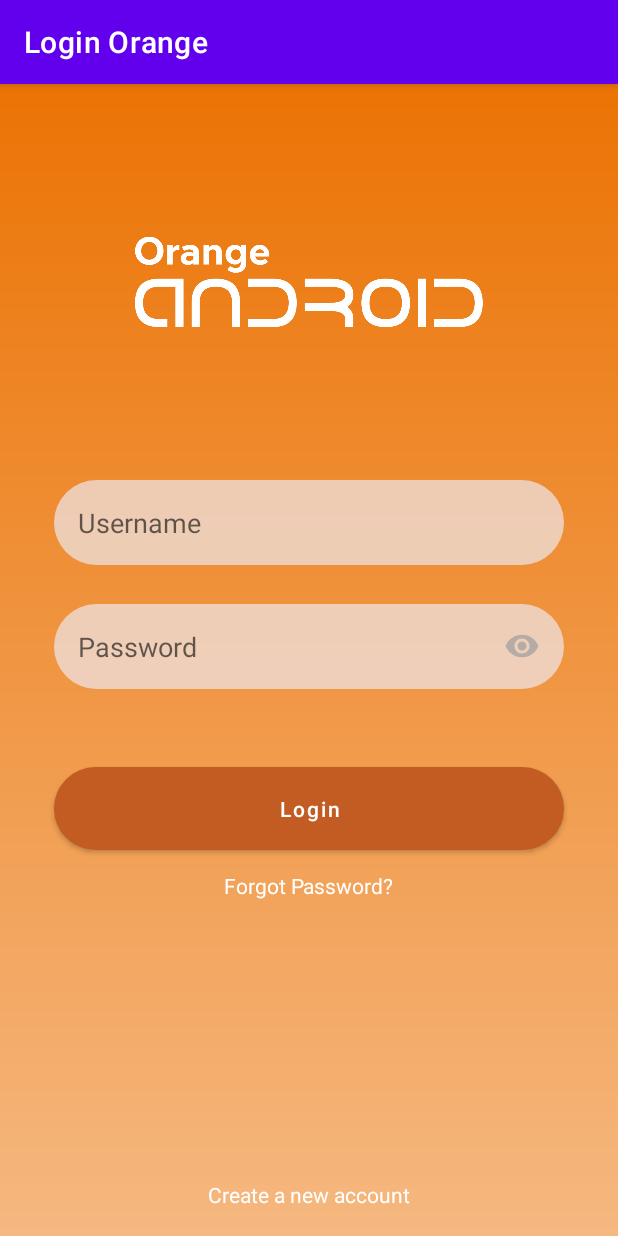
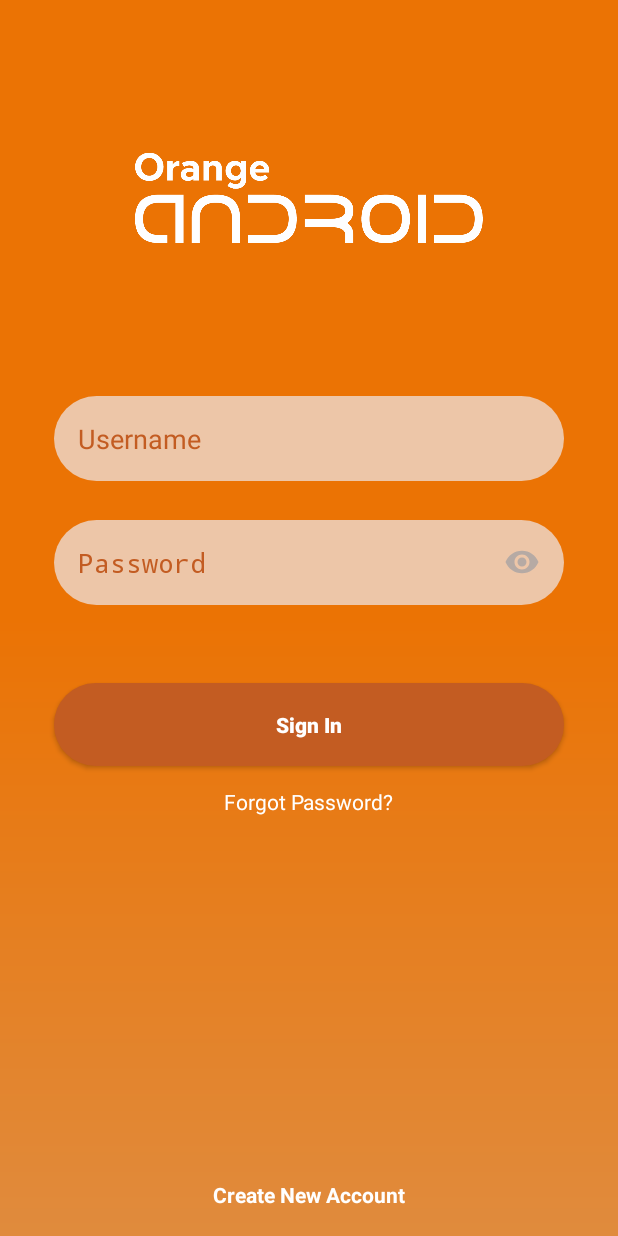
Before and after one commit to mfkldev/AppOrangeAndroid, an Android app: the screen it shows after launch (FormLoginActivity), on a phone screen of 412 x 824 dp. Run offline under Robolectric (Android 15) with nearby library versions, the phone set to English and light mode, and no system bars.

Commit message:
Layout Screen Registration
Criado Activity e Layout da tela de registro de novo usuário conforme protótipo de telas.

```diff
--- a/app/build.gradle
+++ b/app/build.gradle
@@ -11,7 +11,7 @@ android {
         minSdk 21
         targetSdk 31
         versionCode 1
-        versionName "1.0"
+        versionName "0.1.0"
 
         testInstrumentationRunner "androidx.test.runner.AndroidJUnitRunner"
     }
@@ -29,6 +29,9 @@ android {
     kotlinOptions {
         jvmTarget = '1.8'
     }
+    buildFeatures {
+        viewBinding true
+    }
 }
 
 dependencies {
--- a/app/src/main/java/br/com/marciosouza/loginorange/FormLoginActivity.kt
+++ b/app/src/main/java/br/com/marciosouza/loginorange/FormLoginActivity.kt
@@ -1,11 +1,23 @@
 package br.com.marciosouza.loginorange
 
-import androidx.appcompat.app.AppCompatActivity
+import android.app.Activity
+import android.content.Intent
 import android.os.Bundle
+import android.widget.TextView
 
-class FormLoginActivity : AppCompatActivity() {
+class FormLoginActivity : Activity() {
+
     override fun onCreate(savedInstanceState: Bundle?) {
         super.onCreate(savedInstanceState)
         setContentView(R.layout.activity_form_login)
+
+        startComponent()
+    }
+
+    private fun startComponent() {
+        findViewById<TextView>(R.id.form_login_create_new_account)
+            .setOnClickListener() {
+                startActivity(Intent(this, FormRegistrationActivity::class.java))
+            }
     }
 }
--- a/app/src/main/res/drawable/background.xml
+++ b/app/src/main/res/drawable/background.xml
@@ -3,6 +3,7 @@
 
     <gradient
         android:startColor="@color/orange_orange_android"
+        android:centerColor="@color/orange_orange_android"
         android:endColor="@color/orange_light_orange_android"
         android:angle="270"
         />
--- a/app/src/main/res/layout/activity_form_login.xml
+++ b/app/src/main/res/layout/activity_form_login.xml
@@ -1,5 +1,14 @@
 <?xml version="1.0" encoding="utf-8"?>
-<androidx.constraintlayout.widget.ConstraintLayout xmlns:android="http://schemas.android.com/apk/res/android"
+
+<androidx.core.widget.NestedScrollView
+    xmlns:android="http://schemas.android.com/apk/res/android"
+    android:layout_width="match_parent"
+    android:layout_height="match_parent"
+    android:fillViewport="true"
+    android:theme="@style/Theme.Design.NoActionBar"
+    >
+
+    <androidx.constraintlayout.widget.ConstraintLayout
         xmlns:app="http://schemas.android.com/apk/res-auto"
         xmlns:tools="http://schemas.android.com/tools"
         android:layout_width="match_parent"
@@ -15,8 +24,7 @@
             android:src="@drawable/orange_android_bw"
             app:layout_constraintEnd_toEndOf="parent"
             app:layout_constraintStart_toStartOf="parent"
-        app:layout_constraintTop_toTopOf="parent"
-        />
+            app:layout_constraintTop_toTopOf="parent" />
 
         <EditText
             android:id="@+id/form_login_username"
@@ -24,53 +32,67 @@
             android:layout_marginHorizontal="36dp"
             android:layout_marginTop="100dp"
             android:hint="@string/username"
+            android:inputType="textEmailAddress"
             app:layout_constraintStart_toStartOf="parent"
-        app:layout_constraintTop_toBottomOf="@id/logo"
-        />
+            app:layout_constraintTop_toBottomOf="@id/logo" />
 
         <EditText
             android:id="@+id/form_login_password"
             style="@style/EditText"
             android:layout_marginHorizontal="36dp"
             android:layout_marginTop="26dp"
+            android:drawableEnd="@drawable/ic_eye"
             android:hint="@string/password"
+            android:inputType="textPassword"
             app:layout_constraintStart_toStartOf="parent"
-        app:layout_constraintTop_toBottomOf="@id/form_login_username"
-        android:drawableEnd="@drawable/ic_eye"
-        />
+            app:layout_constraintTop_toBottomOf="@id/form_login_username" />
 
         <Button
             android:id="@+id/form_login_login"
             style="@style/ButtonConfirm"
-        android:text="@string/login"
             android:layout_marginHorizontal="36dp"
             android:layout_marginTop="52dp"
+            android:padding="18dp"
+            android:text="@string/login"
+            android:textStyle="bold"
             app:layout_constraintStart_toStartOf="parent"
-        app:layout_constraintTop_toBottomOf="@id/form_login_password"
+            app:layout_constraintTop_toBottomOf="@id/form_login_password" />
+
+        <ProgressBar
+            android:id="@+id/form_login_create_progress_bar"
+            android:layout_width="wrap_content"
+            android:layout_height="wrap_content"
+            android:layout_marginTop="16dp"
+            app:layout_constraintBottom_toTopOf="@id/form_login_create_new_account"
+            app:layout_constraintEnd_toEndOf="parent"
+            app:layout_constraintStart_toStartOf="parent"
+            app:layout_constraintTop_toBottomOf="@id/form_login_forgot_password"
+            android:visibility="invisible"
             />
 
         <TextView
             android:id="@+id/form_login_forgot_password"
+            android:layout_width="wrap_content"
+            android:layout_height="wrap_content"
+            android:layout_margin="14dp"
             android:text="@string/forgot_password"
             android:textColor="@color/white"
-        android:layout_width="wrap_content"
-        android:layout_height="wrap_content"
+            app:layout_constraintEnd_toEndOf="parent"
             app:layout_constraintStart_toStartOf="parent"
-        app:layout_constraintTop_toBottomOf="@id/form_login_login"
-        app:layout_constraintEnd_toEndOf="parent"
-        android:layout_margin="14dp"
-        />
+            app:layout_constraintTop_toBottomOf="@id/form_login_login" />
 
         <TextView
             android:id="@+id/form_login_create_new_account"
-        android:text="@string/create_a_new_account"
-        android:textColor="@color/white"
             android:layout_width="wrap_content"
             android:layout_height="wrap_content"
-        app:layout_constraintStart_toStartOf="parent"
+            android:layout_margin="18dp"
+            android:text="@string/create_new_account"
+            android:textStyle="bold"
+            android:textColor="@color/white"
+            app:layout_constraintBottom_toBottomOf="parent"
             app:layout_constraintEnd_toEndOf="parent"
-        app:layout_constraintBottom_toBottomOf="parent"
-        android:layout_margin="18dp"
-        />
+            app:layout_constraintStart_toStartOf="parent" />
 
     </androidx.constraintlayout.widget.ConstraintLayout>
+
+</androidx.core.widget.NestedScrollView>
--- a/app/src/main/res/values-night/themes.xml
+++ b/app/src/main/res/values-night/themes.xml
@@ -1,9 +1,9 @@
 <resources xmlns:tools="http://schemas.android.com/tools">
     <!-- Base application theme. -->
-    <style name="Theme.LoginOrange" parent="Theme.MaterialComponents.DayNight.DarkActionBar">
+    <style name="Theme.LoginOrange" parent="Theme.MaterialComponents.DayNight.NoActionBar">
         <!-- Primary brand color. -->
-        <item name="colorPrimary">@color/purple_200</item>
-        <item name="colorPrimaryVariant">@color/purple_700</item>
+        <item name="colorPrimary">@color/orange_orange_android</item>
+        <item name="colorPrimaryVariant">@color/brown_orange_android</item>
         <item name="colorOnPrimary">@color/black</item>
         <!-- Secondary brand color. -->
         <item name="colorSecondary">@color/teal_200</item>
@@ -13,4 +13,11 @@
         <item name="android:statusBarColor" tools:targetApi="l">?attr/colorPrimaryVariant</item>
         <!-- Customize your theme here. -->
     </style>
+
+    <style name="ThemeOverlay.LoginOrange.FullscreenContainer" parent="">
+        <item name="fullscreenBackgroundColor">@color/orange_orange_android</item>
+        <item name="fullscreenTextColor">@color/light_blue_A400</item>
+    </style>
+
+
 </resources>
--- /dev/null
+++ b/app/src/main/res/values/attrs.xml
@@ -0,0 +1,6 @@
+<resources>
+    <declare-styleable name="FullscreenAttrs">
+        <attr name="fullscreenBackgroundColor" format="color" />
+        <attr name="fullscreenTextColor" format="color" />
+    </declare-styleable>
+</resources>
--- a/app/src/main/res/values/colors.xml
+++ b/app/src/main/res/values/colors.xml
@@ -10,5 +10,10 @@
     <color name="orange_orange_android">#EB7304</color>
     <color name="brown_orange_android">#C35C22</color>
     <color name="cream_orange_android">#BBEFE4E4</color>
-    <color name="orange_light_orange_android">#F5B880</color>
+    <color name="orange_light_orange_android">#E08B3D</color>
+    <color name="light_blue_600">#FF039BE5</color>
+    <color name="light_blue_900">#FF01579B</color>
+    <color name="light_blue_A200">#FF40C4FF</color>
+    <color name="light_blue_A400">#FF00B0FF</color>
+    <color name="black_overlay">#66000000</color>
 </resources>
--- a/app/src/main/res/values/strings.xml
+++ b/app/src/main/res/values/strings.xml
@@ -2,7 +2,14 @@
     <string name="app_name">Login Orange</string>
     <string name="password">Password</string>
     <string name="username">Username</string>
-    <string name="login">Login</string>
+    <string name="login">Sign In</string>
     <string name="forgot_password">Forgot Password?</string>
-    <string name="create_a_new_account">Create a new account</string>
+    <string name="create_new_account">Create New Account</string>
+    <string name="title_activity_fullscreen">FullscreenActivity</string>
+    <string name="dummy_button">Dummy Button</string>
+    <string name="dummy_content">DUMMY\nCONTENT</string>
+    <string name="create_an_account">Create An Account</string>
+    <string name="name">Name</string>
+    <string name="join">Join</string>
+    <string name="do_you_have_an_account">Do you have an account?</string>
 </resources>
--- a/app/src/main/res/values/styles.xml
+++ b/app/src/main/res/values/styles.xml
@@ -5,16 +5,27 @@
         <item name="android:layout_width">match_parent</item>
         <item name="android:layout_height">wrap_content</item>
         <item name="android:background">@drawable/edit_text</item>
+        <item name="android:maxLength">28</item>
         <item name="android:padding">16dp</item>
+        <item name="android:textColorHint">@color/brown_orange_android</item>
     </style>
 
-    <style name="ButtonConfirm" >
+    <style name="ButtonConfirm">
         <item name="android:layout_width">match_parent</item>
         <item name="android:layout_height">wrap_content</item>
-        <item name="android:padding">12dp</item>
         <item name="android:background">@drawable/button_confirm</item>
         <item name="android:textAllCaps">false</item>
         <item name="backgroundTint">@color/brown_orange_android</item>
+        <item name="android:textColor">@color/white</item>
+    </style>
+
+    <style name="Widget.Theme.LoginOrange.ActionBar.Fullscreen" parent="Widget.AppCompat.ActionBar">
+        <item name="android:background">@color/black_overlay</item>
+    </style>
+
+    <style name="Widget.Theme.LoginOrange.ButtonBar.Fullscreen" parent="">
+        <item name="android:background">@color/black_overlay</item>
+        <item name="android:buttonBarStyle">?android:attr/buttonBarStyle</item>
     </style>
 
 </resources>
--- a/app/src/main/res/values/themes.xml
+++ b/app/src/main/res/values/themes.xml
@@ -1,9 +1,9 @@
 <resources xmlns:tools="http://schemas.android.com/tools">
     <!-- Base application theme. -->
-    <style name="Theme.LoginOrange" parent="Theme.MaterialComponents.DayNight.DarkActionBar">
+    <style name="Theme.LoginOrange" parent="Theme.MaterialComponents.DayNight.NoActionBar">
         <!-- Primary brand color. -->
-        <item name="colorPrimary">@color/purple_500</item>
-        <item name="colorPrimaryVariant">@color/purple_700</item>
+        <item name="colorPrimary">@color/orange_orange_android</item>
+        <item name="colorPrimaryVariant">@color/brown_orange_android</item>
         <item name="colorOnPrimary">@color/white</item>
         <!-- Secondary brand color. -->
         <item name="colorSecondary">@color/teal_200</item>
@@ -13,4 +13,15 @@
         <item name="android:statusBarColor" tools:targetApi="l">?attr/colorPrimaryVariant</item>
         <!-- Customize your theme here. -->
     </style>
+
+    <style name="Theme.LoginOrange.Fullscreen" parent="Theme.LoginOrange">
+        <item name="android:actionBarStyle">@style/Widget.Theme.LoginOrange.ActionBar.Fullscreen</item>
+        <item name="android:windowActionBarOverlay">true</item>
+        <item name="android:windowBackground">@null</item>
+    </style>
+
+    <style name="ThemeOverlay.LoginOrange.FullscreenContainer" parent="">
+        <item name="fullscreenBackgroundColor">@color/light_blue_600</item>
+        <item name="fullscreenTextColor">@color/light_blue_A200</item>
+    </style>
 </resources>
```
Also changed, not shown: app/src/main/AndroidManifest.xml (+13 -1 lines), app/src/main/java/br/com/marciosouza/loginorange/FormRegistrationActivity.kt (added, +27 -0 lines), app/src/main/java/br/com/marciosouza/loginorange/InitialActivity.kt (added, +11 -0 lines), app/src/main/res/layout/activity_form_registration.xml (added, +129 -0 lines), app/src/main/res/layout/activity_initial.xml (added, +22 -0 lines). Lines whose indentation alone changed are shown as unchanged.
